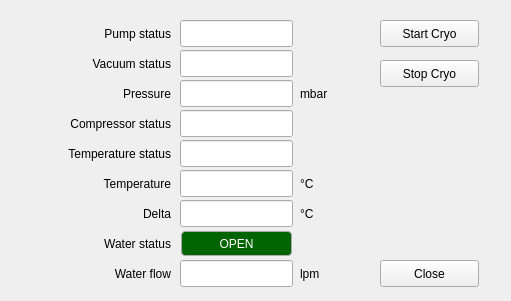
First picture: the form in CryostarGUI/cryostar.ui, repository udyni/gui, before the edit.
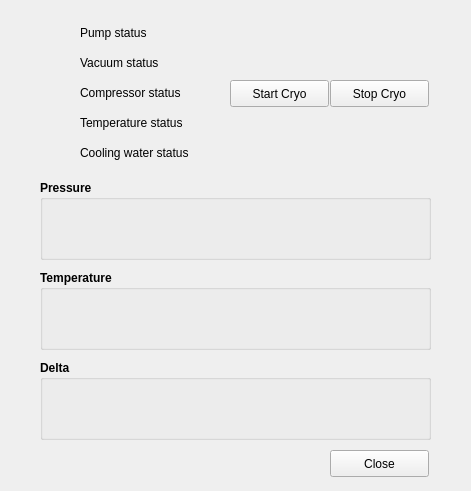
Second picture: the form after the edit. Icons and pictures are not drawn. Custom widgets are drawn as their Qt base class.

Commit message:
CryostarGUI: redesigned
Redesigned with QStatusLed, icons and bigger viewer for pressure and temperature

Diff of the .ui file:
```diff
--- a/CryostarGUI/cryostar.ui
+++ b/CryostarGUI/cryostar.ui
@@ -6,14 +6,14 @@
    <rect>
     <x>0</x>
     <y>0</y>
-    <width>511</width>
-    <height>301</height>
+    <width>471</width>
+    <height>491</height>
    </rect>
   </property>
   <property name="minimumSize">
    <size>
-    <width>511</width>
-    <height>301</height>
+    <width>471</width>
+    <height>491</height>
    </size>
   </property>
   <property name="windowTitle">
@@ -23,8 +23,8 @@
    <widget class="QPushButton" name="pb_start">
     <property name="geometry">
      <rect>
-      <x>380</x>
-      <y>20</y>
+      <x>230</x>
+      <y>80</y>
       <width>99</width>
       <height>27</height>
      </rect>
@@ -36,8 +36,8 @@
    <widget class="QPushButton" name="pb_stop">
     <property name="geometry">
      <rect>
-      <x>380</x>
-      <y>60</y>
+      <x>330</x>
+      <y>80</y>
       <width>99</width>
       <height>27</height>
      </rect>
@@ -46,224 +46,56 @@
      <string>Stop Cryo</string>
     </property>
    </widget>
-   <widget class="QLineEdit" name="pump_status">
-    <property name="geometry">
-     <rect>
-      <x>180</x>
-      <y>20</y>
-      <width>113</width>
-      <height>27</height>
-     </rect>
-    </property>
-    <property name="readOnly">
-     <bool>true</bool>
-    </property>
-   </widget>
-   <widget class="QLineEdit" name="pressure">
-    <property name="geometry">
-     <rect>
-      <x>180</x>
-      <y>80</y>
-      <width>113</width>
-      <height>27</height>
-     </rect>
-    </property>
-    <property name="readOnly">
-     <bool>true</bool>
-    </property>
-   </widget>
-   <widget class="QLineEdit" name="compressor_status">
-    <property name="geometry">
-     <rect>
-      <x>180</x>
-      <y>110</y>
-      <width>113</width>
-      <height>27</height>
-     </rect>
-    </property>
-    <property name="readOnly">
-     <bool>true</bool>
-    </property>
-   </widget>
-   <widget class="QLineEdit" name="temperature_status">
-    <property name="geometry">
-     <rect>
-      <x>180</x>
-      <y>140</y>
-      <width>113</width>
-      <height>27</height>
-     </rect>
-    </property>
-    <property name="readOnly">
-     <bool>true</bool>
-    </property>
-   </widget>
-   <widget class="QLineEdit" name="temperature">
-    <property name="geometry">
-     <rect>
-      <x>180</x>
-      <y>170</y>
-      <width>113</width>
-      <height>27</height>
-     </rect>
-    </property>
-    <property name="readOnly">
-     <bool>true</bool>
-    </property>
-   </widget>
    <widget class="QLabel" name="label">
     <property name="geometry">
      <rect>
-      <x>70</x>
-      <y>25</y>
+      <x>80</x>
+      <y>20</y>
       <width>101</width>
-      <height>17</height>
+      <height>25</height>
      </rect>
     </property>
     <property name="text">
      <string>Pump status</string>
     </property>
     <property name="alignment">
-     <set>Qt::AlignRight|Qt::AlignTrailing|Qt::AlignVCenter</set>
-    </property>
-   </widget>
-   <widget class="QLabel" name="label_2">
-    <property name="geometry">
-     <rect>
-      <x>70</x>
-      <y>85</y>
-      <width>101</width>
-      <height>17</height>
-     </rect>
-    </property>
-    <property name="text">
-     <string>Pressure</string>
-    </property>
-    <property name="alignment">
-     <set>Qt::AlignRight|Qt::AlignTrailing|Qt::AlignVCenter</set>
+     <set>Qt::AlignLeading|Qt::AlignLeft|Qt::AlignVCenter</set>
     </property>
    </widget>
    <widget class="QLabel" name="label_3">
     <property name="geometry">
      <rect>
-      <x>20</x>
-      <y>115</y>
+      <x>80</x>
+      <y>80</y>
       <width>151</width>
-      <height>17</height>
+      <height>25</height>
      </rect>
     </property>
     <property name="text">
      <string>Compressor status</string>
     </property>
     <property name="alignment">
-     <set>Qt::AlignRight|Qt::AlignTrailing|Qt::AlignVCenter</set>
+     <set>Qt::AlignLeading|Qt::AlignLeft|Qt::AlignVCenter</set>
     </property>
    </widget>
    <widget class="QLabel" name="label_4">
     <property name="geometry">
      <rect>
-      <x>20</x>
-      <y>145</y>
+      <x>80</x>
+      <y>110</y>
       <width>151</width>
-      <height>17</height>
+      <height>25</height>
      </rect>
     </property>
     <property name="text">
      <string>Temperature status</string>
     </property>
-    <property name="alignment">
-     <set>Qt::AlignRight|Qt::AlignTrailing|Qt::AlignVCenter</set>
-    </property>
-   </widget>
-   <widget class="QLabel" name="label_5">
-    <property name="geometry">
-     <rect>
-      <x>70</x>
-      <y>175</y>
-      <width>101</width>
-      <height>17</height>
-     </rect>
-    </property>
-    <property name="text">
-     <string>Temperature</string>
-    </property>
-    <property name="alignment">
-     <set>Qt::AlignRight|Qt::AlignTrailing|Qt::AlignVCenter</set>
-    </property>
-   </widget>
-   <widget class="QLabel" name="label_6">
-    <property name="geometry">
-     <rect>
-      <x>70</x>
-      <y>205</y>
-      <width>101</width>
-      <height>17</height>
-     </rect>
-    </property>
-    <property name="text">
-     <string>Delta</string>
-    </property>
-    <property name="alignment">
-     <set>Qt::AlignRight|Qt::AlignTrailing|Qt::AlignVCenter</set>
-    </property>
-   </widget>
-   <widget class="QLabel" name="label_7">
-    <property name="geometry">
-     <rect>
-      <x>300</x>
-      <y>85</y>
-      <width>45</width>
-      <height>17</height>
-     </rect>
-    </property>
-    <property name="text">
-     <string>mbar</string>
-    </property>
-   </widget>
-   <widget class="QLabel" name="label_8">
-    <property name="geometry">
-     <rect>
-      <x>300</x>
-      <y>205</y>
-      <width>31</width>
-      <height>17</height>
-     </rect>
-    </property>
-    <property name="text">
-     <string>°C</string>
-    </property>
-   </widget>
-   <widget class="QLabel" name="label_9">
-    <property name="geometry">
-     <rect>
-      <x>300</x>
-      <y>175</y>
-      <width>31</width>
-      <height>17</height>
-     </rect>
-    </property>
-    <property name="text">
-     <string>°C</string>
-    </property>
-   </widget>
-   <widget class="QLineEdit" name="delta">
-    <property name="geometry">
-     <rect>
-      <x>180</x>
-      <y>200</y>
-      <width>113</width>
-      <height>27</height>
-     </rect>
-    </property>
-    <property name="readOnly">
-     <bool>true</bool>
-    </property>
    </widget>
    <widget class="QPushButton" name="pb_close">
     <property name="geometry">
      <rect>
-      <x>380</x>
-      <y>260</y>
+      <x>330</x>
+      <y>450</y>
       <width>99</width>
       <height>27</height>
      </rect>
@@ -275,111 +107,199 @@
    <widget class="QLabel" name="label_10">
     <property name="geometry">
      <rect>
-      <x>70</x>
-      <y>235</y>
-      <width>101</width>
-      <height>17</height>
-     </rect>
-    </property>
-    <property name="text">
-     <string>Water status</string>
-    </property>
-    <property name="alignment">
-     <set>Qt::AlignRight|Qt::AlignTrailing|Qt::AlignVCenter</set>
-    </property>
-   </widget>
-   <widget class="QLabel" name="label_11">
-    <property name="geometry">
-     <rect>
-      <x>70</x>
-      <y>265</y>
-      <width>101</width>
-      <height>17</height>
-     </rect>
-    </property>
-    <property name="text">
-     <string>Water flow</string>
-    </property>
-    <property name="alignment">
-     <set>Qt::AlignRight|Qt::AlignTrailing|Qt::AlignVCenter</set>
-    </property>
-   </widget>
-   <widget class="QLineEdit" name="water_flow">
-    <property name="geometry">
-     <rect>
-      <x>180</x>
-      <y>260</y>
-      <width>113</width>
-      <height>27</height>
-     </rect>
-    </property>
-    <property name="readOnly">
-     <bool>true</bool>
-    </property>
-   </widget>
-   <widget class="QLabel" name="label_12">
-    <property name="geometry">
-     <rect>
-      <x>300</x>
-      <y>265</y>
-      <width>31</width>
-      <height>17</height>
-     </rect>
-    </property>
-    <property name="text">
-     <string>lpm</string>
-    </property>
-   </widget>
-   <widget class="QLabel" name="water_status">
-    <property name="geometry">
-     <rect>
-      <x>181</x>
-      <y>231</y>
-      <width>111</width>
+      <x>80</x>
+      <y>140</y>
+      <width>151</width>
       <height>25</height>
      </rect>
     </property>
-    <property name="styleSheet">
-     <string notr="true">border-radius:4px;border:1px solid darkgray;background-color:darkgreen;color:white</string>
-    </property>
     <property name="text">
-     <string>OPEN</string>
-    </property>
-    <property name="alignment">
-     <set>Qt::AlignCenter</set>
+     <string>Cooling water status</string>
     </property>
    </widget>
    <widget class="QLabel" name="label_13">
     <property name="geometry">
      <rect>
-      <x>70</x>
-      <y>55</y>
+      <x>80</x>
+      <y>50</y>
       <width>101</width>
-      <height>17</height>
+      <height>25</height>
      </rect>
     </property>
     <property name="text">
      <string>Vacuum status</string>
     </property>
     <property name="alignment">
-     <set>Qt::AlignRight|Qt::AlignTrailing|Qt::AlignVCenter</set>
+     <set>Qt::AlignLeading|Qt::AlignLeft|Qt::AlignVCenter</set>
     </property>
    </widget>
-   <widget class="QLineEdit" name="vacuum_status">
+   <widget class="QStatusLed" name="pump_status" native="true">
     <property name="geometry">
      <rect>
-      <x>180</x>
+      <x>40</x>
+      <y>20</y>
+      <width>25</width>
+      <height>25</height>
+     </rect>
+    </property>
+   </widget>
+   <widget class="QStatusLed" name="vacuum_status" native="true">
+    <property name="geometry">
+     <rect>
+      <x>40</x>
       <y>50</y>
-      <width>113</width>
-      <height>27</height>
+      <width>25</width>
+      <height>25</height>
      </rect>
     </property>
-    <property name="readOnly">
-     <bool>true</bool>
+   </widget>
+   <widget class="QStatusLed" name="compressor_status" native="true">
+    <property name="geometry">
+     <rect>
+      <x>40</x>
+      <y>80</y>
+      <width>25</width>
+      <height>25</height>
+     </rect>
     </property>
    </widget>
+   <widget class="QStatusLed" name="temperature_status" native="true">
+    <property name="geometry">
+     <rect>
+      <x>40</x>
+      <y>110</y>
+      <width>25</width>
+      <height>25</height>
+     </rect>
+    </property>
+   </widget>
+   <widget class="QStatusLed" name="water_status" native="true">
+    <property name="geometry">
+     <rect>
+      <x>40</x>
+      <y>140</y>
+      <width>25</width>
+      <height>25</height>
+     </rect>
+    </property>
+   </widget>
+   <widget class="QGroupBox" name="groupBox">
+    <property name="geometry">
+     <rect>
+      <x>40</x>
+      <y>180</y>
+      <width>391</width>
+      <height>80</height>
+     </rect>
+    </property>
+    <property name="font">
+     <font>
+      <weight>75</weight>
+      <bold>true</bold>
+     </font>
+    </property>
+    <property name="title">
+     <string>Pressure</string>
+    </property>
+    <widget class="QLabel" name="pressure">
+     <property name="geometry">
+      <rect>
+       <x>20</x>
+       <y>30</y>
+       <width>351</width>
+       <height>41</height>
+      </rect>
+     </property>
+     <property name="text">
+      <string>&lt;Pressure&gt;</string>
+     </property>
+     <property name="alignment">
+      <set>Qt::AlignLeading|Qt::AlignLeft|Qt::AlignVCenter</set>
+     </property>
+    </widget>
+   </widget>
+   <widget class="QGroupBox" name="groupBox_2">
+    <property name="geometry">
+     <rect>
+      <x>40</x>
+      <y>270</y>
+      <width>391</width>
+      <height>80</height>
+     </rect>
+    </property>
+    <property name="font">
+     <font>
+      <weight>75</weight>
+      <bold>true</bold>
+     </font>
+    </property>
+    <property name="title">
+     <string>Temperature</string>
+    </property>
+    <widget class="QLabel" name="temperature">
+     <property name="geometry">
+      <rect>
+       <x>20</x>
+       <y>30</y>
+       <width>351</width>
+       <height>41</height>
+      </rect>
+     </property>
+     <property name="text">
+      <string>&lt;Temperature&gt;</string>
+     </property>
+     <property name="alignment">
+      <set>Qt::AlignLeading|Qt::AlignLeft|Qt::AlignVCenter</set>
+     </property>
+    </widget>
+   </widget>
+   <widget class="QGroupBox" name="groupBox_3">
+    <property name="geometry">
+     <rect>
+      <x>40</x>
+      <y>360</y>
+      <width>391</width>
+      <height>80</height>
+     </rect>
+    </property>
+    <property name="font">
+     <font>
+      <weight>75</weight>
+      <bold>true</bold>
+     </font>
+    </property>
+    <property name="title">
+     <string>Delta</string>
+    </property>
+    <widget class="QLabel" name="delta">
+     <property name="geometry">
+      <rect>
+       <x>20</x>
+       <y>30</y>
+       <width>351</width>
+       <height>41</height>
+      </rect>
+     </property>
+     <property name="text">
+      <string>&lt;Delta&gt;</string>
+     </property>
+     <property name="alignment">
+      <set>Qt::AlignLeading|Qt::AlignLeft|Qt::AlignVCenter</set>
+     </property>
+    </widget>
+   </widget>
   </widget>
  </widget>
- <resources/>
+ <customwidgets>
+  <customwidget>
+   <class>QStatusLed</class>
+   <extends>QWidget</extends>
+   <header>PyQTango</header>
+   <container>1</container>
+  </customwidget>
+ </customwidgets>
+ <resources>
+  <include location="../Icons/icons.qrc"/>
+ </resources>
  <connections/>
 </ui>
```
Left out of the diff: 4 changed lines with no effect on the pictures. The commit also changes 1 other file.
